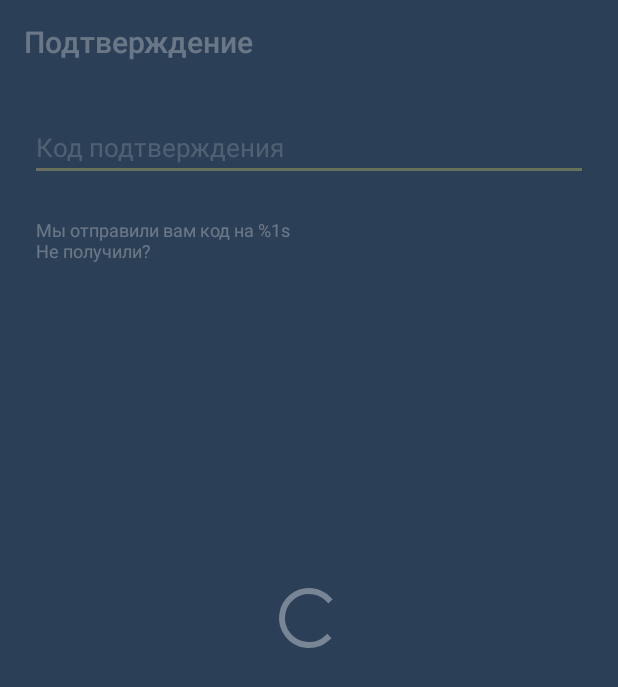
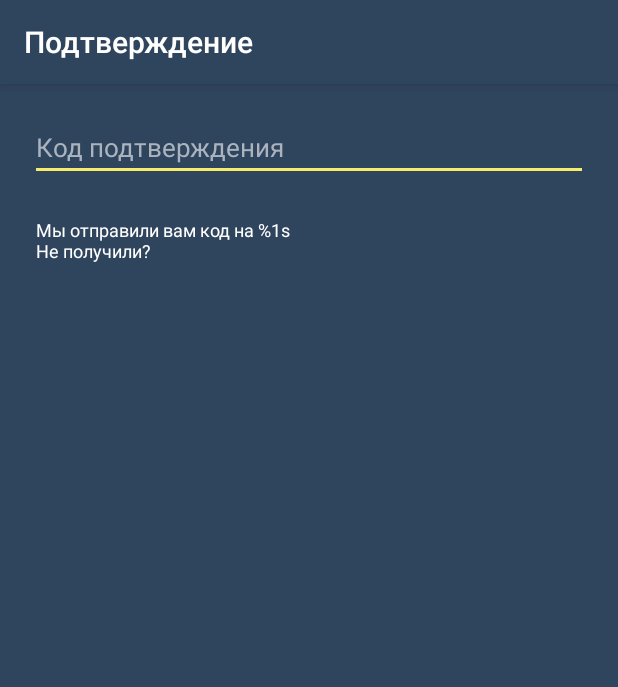
Before and after one commit to Snipeapp/AndroidDriver, an Android app: the fragment VerifyCodeFragment shown on its own in the app's theme, on a phone screen of 412 x 824 dp. Shown: the top 687 px of the screen. Run offline under Robolectric (Android 15) with nearby library versions, the phone set to English and light mode, and no system bars; our stand-ins replace ButterKnife, RxJava; 8 statements that could not run were skipped.

```diff
--- a/app/src/main/AndroidManifest.xml
+++ b/app/src/main/AndroidManifest.xml
@@ -16,7 +16,8 @@
         android:supportsRtl="true"
         android:theme="@style/AppTheme">
         <activity
-            android:name=".view.StartActivity">
+            android:name=".view.StartActivity"
+            android:screenOrientation="portrait">
             <intent-filter>
                 <action android:name="android.intent.action.MAIN" />
                 <category android:name="android.intent.category.LAUNCHER" />
--- a/app/src/main/java/ru/snipe/snipedriver/view/StartActivity.kt
+++ b/app/src/main/java/ru/snipe/snipedriver/view/StartActivity.kt
@@ -3,7 +3,7 @@ package ru.snipe.snipedriver.view
 import android.os.Bundle
 import android.support.v7.app.AppCompatActivity
 import ru.snipe.snipedriver.R
-import ru.snipe.snipedriver.view.phone_number.PhoneNumberFragment
+import ru.snipe.snipedriver.view.onboarding.OnBoardingFragment
 
 class StartActivity : AppCompatActivity() {
     override fun onCreate(savedInstanceState: Bundle?) {
@@ -11,7 +11,7 @@ class StartActivity : AppCompatActivity() {
         setContentView(R.layout.activity_start)
         supportFragmentManager
                 .beginTransaction()
-                .replace(R.id.fragment_container, PhoneNumberFragment())
+                .replace(R.id.fragment_container, OnBoardingFragment())
                 .commit()
     }
 }
--- a/app/src/main/java/ru/snipe/snipedriver/view/phone_number/PhoneNumberView.kt
+++ b/app/src/main/java/ru/snipe/snipedriver/view/phone_number/PhoneNumberView.kt
@@ -1,8 +1,12 @@
 package ru.snipe.snipedriver.view.phone_number
 
 import com.hannesdorfmann.mosby3.mvp.MvpView
+import io.reactivex.Observable
 
 interface PhoneNumberView : MvpView {
     fun showLoading()
     fun hideLoading()
+    fun nextClicked(): Observable<String>
+    fun codeSent()
+    fun showError(error: String)
 }
--- /dev/null
+++ b/app/src/main/java/ru/snipe/snipedriver/view/verify_code/ResendSpan.kt
@@ -0,0 +1,17 @@
+package ru.snipe.snipedriver.view.verify_code
+
+import android.text.TextPaint
+import android.text.style.ClickableSpan
+import android.view.View
+
+class ResendSpan(val verifyCodeView: VerifyCodeView) : ClickableSpan() {
+    override fun onClick(widget: View?) {
+        verifyCodeView.resendClicked().onNext(true)
+    }
+
+    override fun updateDrawState(ds: TextPaint?) {
+        super.updateDrawState(ds)
+        ds?.isUnderlineText = false
+        ds?.isFakeBoldText = false
+    }
+}
--- a/app/src/main/java/ru/snipe/snipedriver/view/verify_code/VerifyCodeFragment.kt
+++ b/app/src/main/java/ru/snipe/snipedriver/view/verify_code/VerifyCodeFragment.kt
@@ -1,25 +1,38 @@
 package ru.snipe.snipedriver.view.verify_code
 
+import android.graphics.Color
 import android.os.Bundle
+import android.support.v4.app.Fragment
+import android.support.v4.content.ContextCompat
 import android.support.v7.app.AppCompatActivity
 import android.support.v7.widget.Toolbar
+import android.text.Spannable
+import android.text.SpannableString
+import android.text.SpannableStringBuilder
+import android.text.method.LinkMovementMethod
+import android.text.style.ForegroundColorSpan
 import android.view.*
 import android.widget.EditText
+import android.widget.TextView
 import android.widget.Toast
 import butterknife.BindView
 import butterknife.ButterKnife
-import com.hannesdorfmann.mosby3.mvi.MviFragment
+import io.reactivex.subjects.PublishSubject
 import ru.snipe.snipedriver.DaggerAppComponent
 import ru.snipe.snipedriver.R
 import ru.snipe.snipedriver.presenter.VerifyCodePresenter
 import javax.inject.Inject
 
-class VerifyCodeFragment : MviFragment<VerifyCodeView, VerifyCodePresenter>(), VerifyCodeView {
+class VerifyCodeFragment : Fragment(), VerifyCodeView { //MviFragment<VerifyCodeView, VerifyCodePresenter>()
     @BindView(R.id.toolbar) lateinit var toolbar: Toolbar
     @BindView(R.id.edittext_verify_code) lateinit var codeInput: EditText
+    @BindView(R.id.tv_verify_code_description) lateinit var description: TextView
     @BindView(R.id.layout_verify_code_loading) lateinit var loadingLayout: View
 
     @Inject lateinit var presenter: VerifyCodePresenter
+
+    val resendSubject: PublishSubject<Boolean> = PublishSubject.create()
+    val readySubject: PublishSubject<String> = PublishSubject.create()
 
     override fun onCreate(savedInstanceState: Bundle?) {
         DaggerAppComponent.create().inject(this)
@@ -30,8 +43,24 @@ class VerifyCodeFragment : MviFragment<VerifyCodeView, VerifyCodePresenter>(), V
                               savedInstanceState: Bundle?): View {
         setHasOptionsMenu(true)
 
+        val phone = arguments.getString("phone", "")
+        presenter.phone = phone
+
         val view = inflater!!.inflate(R.layout.fragment_verify_code, container, false)
         ButterKnife.bind(this, view)
+
+        description.movementMethod = LinkMovementMethod()
+        description.highlightColor = Color.TRANSPARENT
+        description.text =
+                SpannableStringBuilder().apply {
+                    append(getString(R.string.verify_code_description, phone))
+                    append(" ")
+                    append(SpannableString(getString(R.string.verify_code_send_new)).apply {
+                        setSpan(ResendSpan(this@VerifyCodeFragment), 0, length, Spannable.SPAN_EXCLUSIVE_EXCLUSIVE)
+                        setSpan(ForegroundColorSpan(ContextCompat.getColor(context, R.color.colorAccent)),
+                                0, length, Spannable.SPAN_EXCLUSIVE_EXCLUSIVE)
+                    })
+                }
 
         (activity as AppCompatActivity).setSupportActionBar(toolbar)
         (activity as AppCompatActivity).supportActionBar?.setDisplayHomeAsUpEnabled(true)
@@ -40,14 +69,22 @@ class VerifyCodeFragment : MviFragment<VerifyCodeView, VerifyCodePresenter>(), V
         return view
     }
 
+    override fun onViewCreated(view: View?, savedInstanceState: Bundle?) {
+        super.onViewCreated(view, savedInstanceState)
+        presenter.attachView(this)
+    }
+
+    override fun onDestroyView() {
+        presenter.detachView()
+        super.onDestroyView()
+    }
+
     override fun onCreateOptionsMenu(menu: Menu, inflater: MenuInflater) =
             inflater.inflate(R.menu.menu_ready, menu)
 
     override fun onOptionsItemSelected(item: MenuItem): Boolean {
         when (item.itemId) {
-            R.id.action_ready -> {
-                Toast.makeText(activity, "ready", Toast.LENGTH_SHORT).show()
-            }
+            R.id.action_ready -> readySubject.onNext(codeInput.text.toString())
             android.R.id.home -> activity.onBackPressed()
         }
         return super.onOptionsItemSelected(item)
@@ -61,5 +98,15 @@ class VerifyCodeFragment : MviFragment<VerifyCodeView, VerifyCodePresenter>(), V
         loadingLayout.visibility = View.GONE
     }
 
-    override fun createPresenter() = presenter
+    override fun codeVerified() {
+        Toast.makeText(context, "Верный код", Toast.LENGTH_SHORT).show()
+    }
+
+    override fun showError(error: String) {
+        Toast.makeText(context, error, Toast.LENGTH_SHORT).show()
+    }
+
+    override fun resendClicked() = resendSubject
+    override fun readyClicked() = readySubject
+//    override fun createPresenter() = presenter
 }
--- a/app/src/main/java/ru/snipe/snipedriver/view/verify_code/VerifyCodeView.kt
+++ b/app/src/main/java/ru/snipe/snipedriver/view/verify_code/VerifyCodeView.kt
@@ -1,8 +1,14 @@
 package ru.snipe.snipedriver.view.verify_code
 
 import com.hannesdorfmann.mosby3.mvp.MvpView
+import io.reactivex.Observable
+import io.reactivex.subjects.Subject
 
 interface VerifyCodeView : MvpView {
     fun showLoading()
     fun hideLoading()
+    fun resendClicked(): Subject<Boolean>
+    fun readyClicked(): Observable<String>
+    fun codeVerified()
+    fun showError(error: String)
 }
--- a/app/src/main/res/layout/fragment_verify_code.xml
+++ b/app/src/main/res/layout/fragment_verify_code.xml
@@ -11,12 +11,18 @@
         android:layout_height="match_parent"
         android:orientation="vertical">
 
-        <android.support.v7.widget.Toolbar
-            android:id="@+id/toolbar"
+        <android.support.design.widget.AppBarLayout
             android:layout_width="match_parent"
-            android:layout_height="wrap_content"
-            app:theme="@style/ThemeOverlay.AppCompat.ActionBar"
-            app:title="@string/verify_code_verifying" />
+            android:layout_height="wrap_content">
+
+            <android.support.v7.widget.Toolbar
+                android:id="@+id/toolbar"
+                android:layout_width="match_parent"
+                android:layout_height="wrap_content"
+                android:elevation="8dp"
+                app:theme="@style/ThemeOverlay.AppCompat.ActionBar"
+                app:title="@string/verify_code_verifying" />
+        </android.support.design.widget.AppBarLayout>
 
         <EditText
             android:id="@+id/edittext_verify_code"
@@ -48,7 +54,8 @@
         android:layout_height="match_parent"
         android:alpha="0.7"
         android:background="#2a3d53"
-        android:clickable="true">
+        android:clickable="true"
+        android:visibility="gone">
 
         <ProgressBar
             android:layout_width="wrap_content"
--- a/build.gradle
+++ b/build.gradle
@@ -1,5 +1,5 @@
 buildscript {
-    ext.kotlin_version = '1.1.2-5'
+    ext.kotlin_version = '1.1.3'
     repositories {
         jcenter()
         maven { url 'https://maven.fabric.io/public' }
```
Also changed, not shown: app/src/main/java/ru/snipe/snipedriver/data/DataManager.kt (+23 -0 lines), app/src/main/java/ru/snipe/snipedriver/presenter/BasePresenter.kt (added, +15 -0 lines), app/src/main/java/ru/snipe/snipedriver/presenter/PhoneNumberPresenter.kt (+24 -5 lines), app/src/main/java/ru/snipe/snipedriver/presenter/VerifyCodePresenter.kt (+41 -4 lines), app/src/main/java/ru/snipe/snipedriver/view/onboarding/OnBoardingFragment.kt (+7 -5 lines), app/src/main/java/ru/snipe/snipedriver/view/phone_number/PhoneNumberFragment.kt (+39 -6 lines), app/src/main/res/layout/fragment_onboarding.xml (+9 -7 lines), app/src/main/res/layout/fragment_phone_number.xml (+10 -5 lines).
